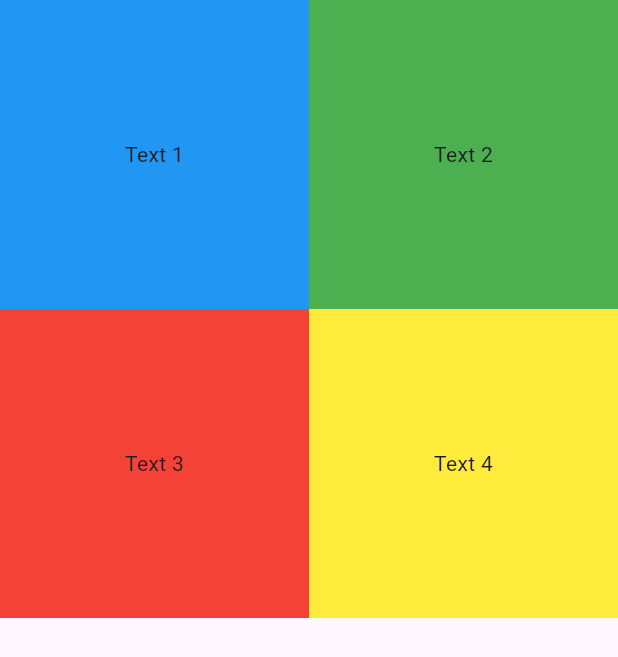
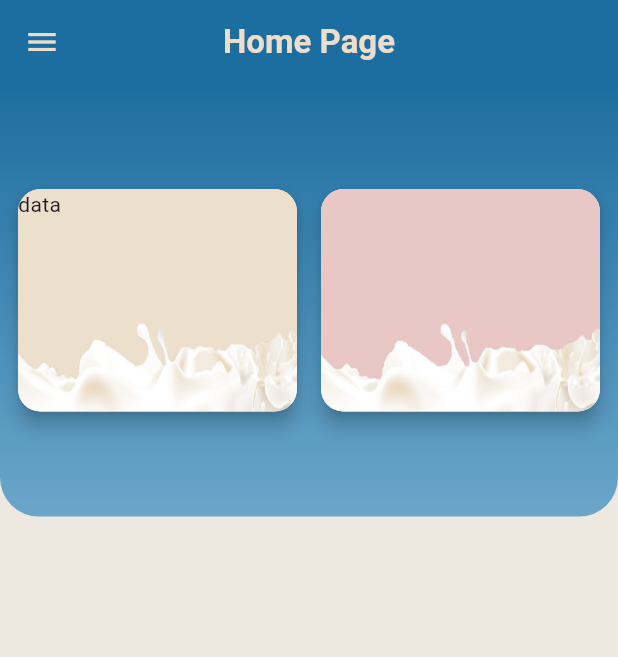
Before and after one commit to Mekdim12/shola-milk-information-gathering-android-app, a Flutter app: the screen it shows after launch, on a phone screen of 412 x 824 dp. Shown: the top 657 px of the screen. Run offline on Flutter 3.47's test engine with Material 3 defaults, Android fonts, the phone set to English and light mode, and no system bars; our stand-ins replace get.

Commit message:
feat home page view is partially done with custome info cards at  the top

```diff
--- a/lib/screens/home_page.dart
+++ b/lib/screens/home_page.dart
@@ -1,4 +1,5 @@
 import 'package:flutter/material.dart';
+import '../components/navigation_drawer.dart' as drawer;
 
 class HomePageWidget extends StatefulWidget {
   const HomePageWidget({super.key});
@@ -10,36 +11,97 @@ class HomePageWidget extends StatefulWidget {
 class _HomePageState extends State<HomePageWidget> {
   @override
   Widget build(BuildContext context) {
+    double width = MediaQuery.of(context).size.width;
+    double height = MediaQuery.of(context).size.height;
+
     return Scaffold(
-      body: GridView.count(
-        crossAxisCount: 2,
+        drawer: drawer.NavigationDrawer(),
+        appBar: AppBar(
+          title: const Text(
+            'Home Page',
+            style: TextStyle(
+                color: Color(0xFFECDECB), fontWeight: FontWeight.bold),
+          ),
+          centerTitle: true,
+          backgroundColor: const Color(0xFF1D6EA0),
+          iconTheme: const IconThemeData(
+              color: Color(0xFFECDECB)), // change this to your desired color
+        ),
+        body: Container(
+          decoration: const BoxDecoration(
+            color: Color.fromARGB(255, 237, 233, 224),
+          ),
+          child: Stack(
+            children: [
+              Column(
                 children: [
                   Container(
-            color: Colors.blue,
-            child: const Center(
-              child: Text('Text 1'),
+                    width: width,
+                    height: height * 0.35,
+
+                    // have border radius in the boottom
+                    decoration: const BoxDecoration(
+                      //  color: const Color(0xFF1D6EA0),
+                      gradient: LinearGradient(
+                        begin: Alignment.topCenter,
+                        end: Alignment.bottomCenter,
+                        colors: [
+                          Color(0xFF1D6EA0),
+                          Color.fromARGB(255, 107, 166, 202),
+                        ],
+                      ),
+                      borderRadius: BorderRadius.only(
+                        bottomLeft: Radius.circular(26),
+                        bottomRight: Radius.circular(26),
                       ),
                     ),
-          Container(
-            color: Colors.green,
-            child: const Center(
-              child: Text('Text 2'),
+                    child: Row(
+                      mainAxisAlignment: MainAxisAlignment.spaceEvenly,
+                      children: <Widget>[
+                        Card(
+                          elevation: 5,
+                          shape: RoundedRectangleBorder(
+                            borderRadius: BorderRadius.circular(15.0),
+                          ),
+                          child: Container(
+                            width: (width - 40) / 2,
+                            height: height * 0.18, // Reduced height
+                            decoration: BoxDecoration(
+                              image: const DecorationImage(
+                                image: AssetImage(
+                                    'assets/images/small_background.png'),
+                                fit: BoxFit.cover,
+                              ),
+                              borderRadius: BorderRadius.circular(15),
+                            ),
+                            child: Text("data"),
                           ),
                         ),
-          Container(
-            color: Colors.red,
-            child: const Center(
-              child: Text('Text 3'),
+                        Card(
+                          elevation: 5,
+                          shape: RoundedRectangleBorder(
+                            borderRadius: BorderRadius.circular(15.0),
                           ),
+                          child: Container(
+                            width: (width - 40) / 2,
+                            height: height * 0.18, // Reduced height
+                            decoration: BoxDecoration(
+                              image: const DecorationImage(
+                                image: AssetImage(
+                                    'assets/images/background_small.png'),
+                                fit: BoxFit.cover,
                               ),
-          Container(
-            color: Colors.yellow,
-            child: const Center(
-              child: Text('Text 4'),
+                              borderRadius: BorderRadius.circular(15),
+                            ),
                           ),
                         ),
                       ],
                     ),
-    );
+                  ),
+                ],
+              )
+            ],
+          ),
+        ));
   }
 }
--- a/lib/screens/splash_screen.dart
+++ b/lib/screens/splash_screen.dart
@@ -44,7 +44,7 @@ class _SplashScreenWidgetState extends State<SplashScreenWidget>
     });
 
     Future.delayed(const Duration(seconds: 6), () {
-      Get.to(
+      Get.off(
         const HomePageWidget(),
         transition: Transition.circularReveal,
         duration: const Duration(milliseconds: 1000),
```
Lines whose indentation alone changed are shown as unchanged.
